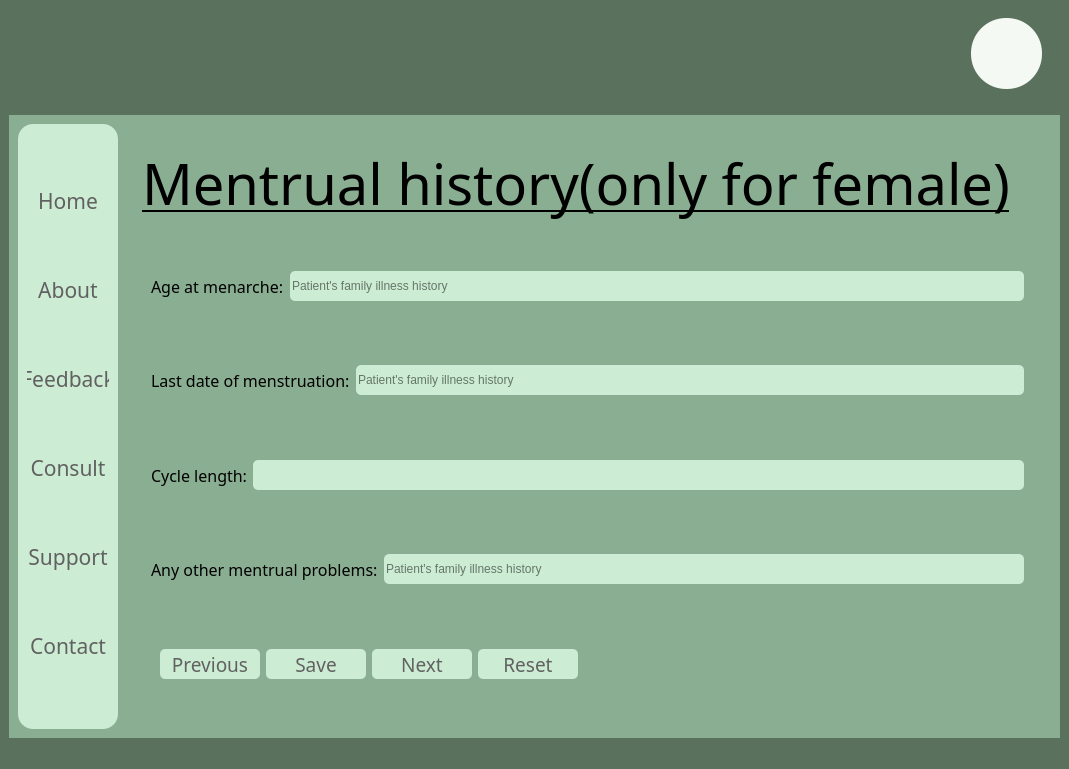
Above: Patient_info_edit4.ui from srishtiigautam/restorehealth before the change. Below: the same form after it.
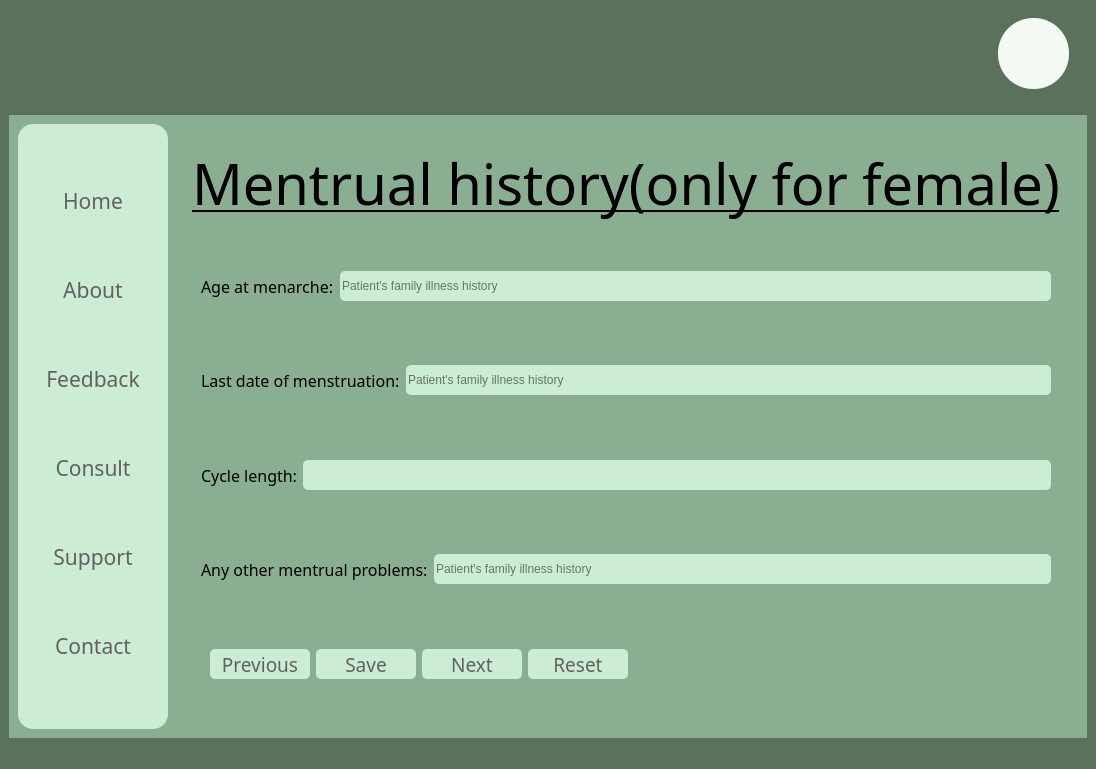
That is the form after the change. Icons and pictures are not drawn.

Diff of the .ui file:
```diff
--- a/Patient_info_edit4.ui
+++ b/Patient_info_edit4.ui
@@ -186,6 +186,12 @@
       <layout class="QHBoxLayout" name="horizontalLayout">
        <item>
         <widget class="QFrame" name="frame_3">
+         <property name="minimumSize">
+          <size>
+           <width>150</width>
+           <height>0</height>
+          </size>
+         </property>
          <property name="maximumSize">
           <size>
            <width>100</width>
```
Left out of the diff: 2 changed lines with no effect on the pictures.
